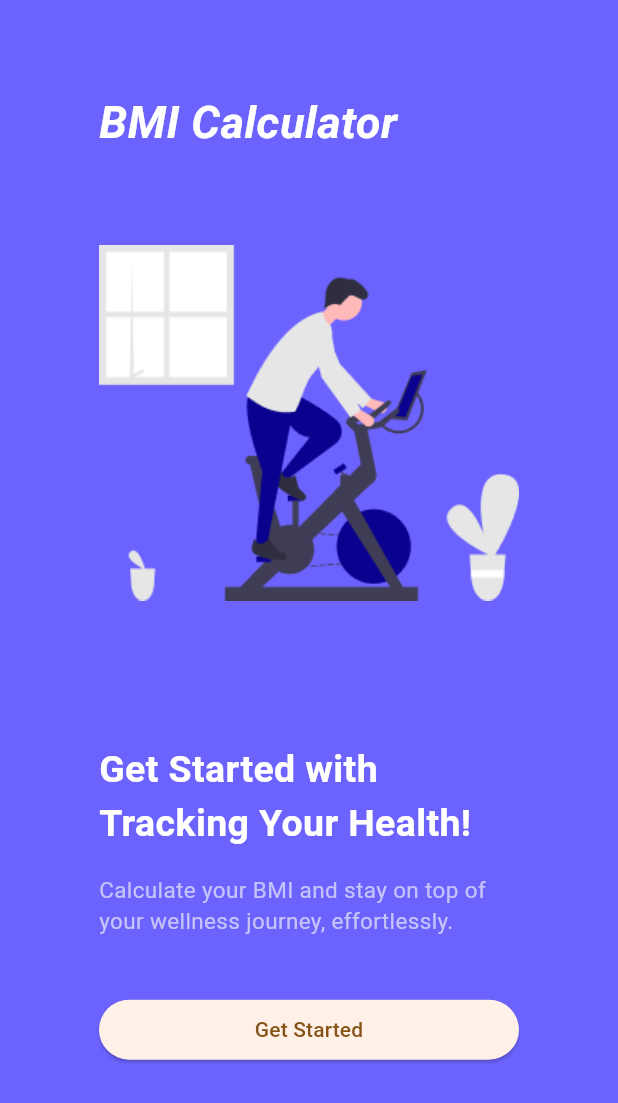
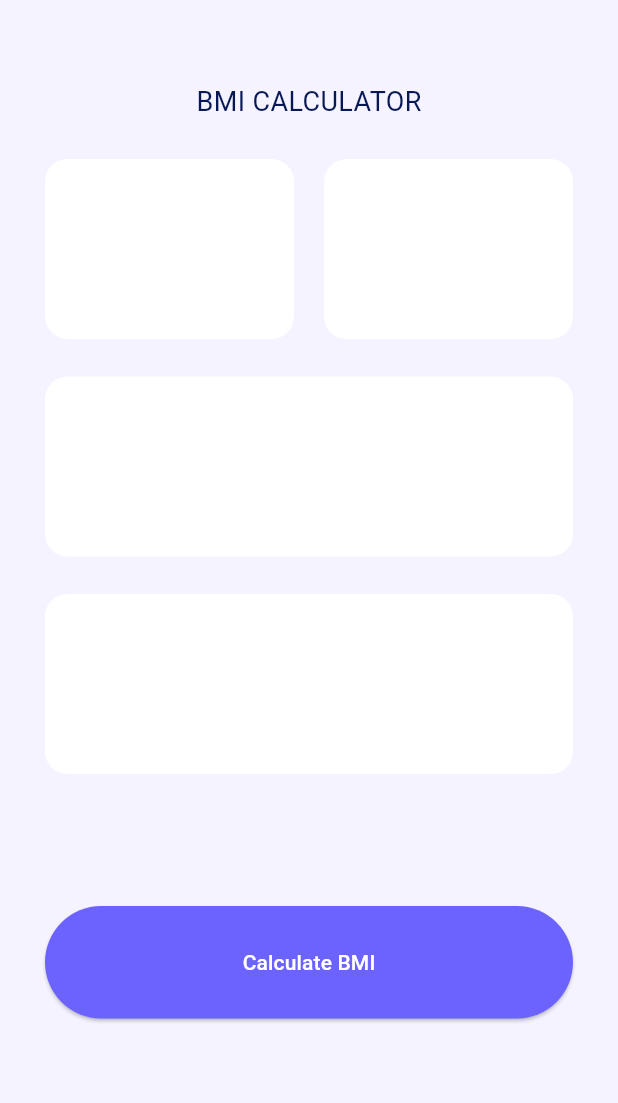
Before and after one commit to dudu020908/flutter_1, a Flutter app: the screen it shows after launch, after a tap on "Get Started", on a phone screen of 412 x 824 dp. Shown: the top 1103 px of the screen. Run offline on Flutter 3.47's test engine with Material 3 defaults, Android fonts, the phone set to English and light mode, and no system bars; our stand-ins replace go_router.

Commit message:
2025 0410 수업 커밋

```diff
--- /dev/null
+++ b/lib/app/router/app_route.dart
@@ -0,0 +1,5 @@
+enum AppRoute { start, main, result }
+
+extension AppRouteExtension on AppRoute {
+  String get toPath => '/$name';
+}
--- /dev/null
+++ b/lib/app/router/app_router.dart
@@ -0,0 +1,23 @@
+import 'package:daelim_2025/app/router/app_route.dart';
+import 'package:daelim_2025/presentation/main/main_screen.dart';
+import 'package:daelim_2025/presentation/result/result_screen.dart';
+import 'package:daelim_2025/presentation/start/start_screen.dart';
+import 'package:go_router/go_router.dart';
+
+final router = GoRouter(
+  initialLocation: AppRoute.start.toPath,
+  routes: [
+    GoRoute(
+      path: AppRoute.start.toPath,
+      builder: (context, state) => StartScreen(),
+    ),
+    GoRoute(
+      path: AppRoute.main.toPath,
+      builder: (context, state) => MainScreen(),
+    ),
+    GoRoute(
+      path: AppRoute.result.toPath,
+      builder: (context, state) => ResultScreen(),
+    ),
+  ],
+);
--- a/lib/main.dart
+++ b/lib/main.dart
@@ -1,4 +1,4 @@
-import 'package:daelim_2025/presentation/my_App.dart';
+import 'package:daelim_2025/presentation/my_app.dart';
 import 'package:flutter/material.dart';
 
 void main() {
--- a/lib/presentation/My_App.dart
+++ b/lib/presentation/My_App.dart
@@ -1,4 +1,4 @@
-import 'package:daelim_2025/presentation/start/start_screen.dart';
+import 'package:daelim_2025/app/router/app_router.dart';
 import 'package:flutter/material.dart';
 
 class MyApp extends StatelessWidget {
@@ -7,13 +7,13 @@ class MyApp extends StatelessWidget {
   // This widget is the root of your application.
   @override
   Widget build(BuildContext context) {
-    return MaterialApp(
+    return MaterialApp.router(
       debugShowCheckedModeBanner: false,
       title: 'Flutter Demo',
       theme: ThemeData(
         colorScheme: ColorScheme.fromSeed(seedColor: Colors.orange),
       ),
-      home: StartScreen(),
+      routerConfig: router,
     );
   }
 }
--- /dev/null
+++ b/lib/presentation/main/main_screen.dart
@@ -0,0 +1,74 @@
+import 'package:daelim_2025/app/router/app_route.dart';
+import 'package:flutter/material.dart';
+import 'package:go_router/go_router.dart';
+
+class MainScreen extends StatelessWidget {
+  MainScreen({super.key});
+  final _containerDecoration = BoxDecoration(
+    color: Colors.white,
+    borderRadius: BorderRadius.circular(15),
+  );
+  Widget _buildMainname() {
+    return Text(
+      'BMI CALCULATOR',
+      style: TextStyle(color: Color(0xFF081854), fontSize: 18),
+    );
+  }
+
+  Widget _buildContainer() {
+    return Container(height: 120, decoration: _containerDecoration);
+  }
+
+  Widget _buildMainButton(BuildContext context) {
+    return SizedBox(
+      width: double.infinity,
+      child: ElevatedButton(
+        onPressed: () => context.go(AppRoute.result.toPath),
+        style: ElevatedButton.styleFrom(
+          foregroundColor: Color(0xFFFFFFFF),
+          backgroundColor: Color(0xFF6C63FF),
+        ),
+        child: Text('Calculate BMI'),
+      ),
+    );
+  }
+
+  @override
+  Widget build(BuildContext context) {
+    return Scaffold(
+      backgroundColor: Color(0xFFF4F3FF),
+      body: SafeArea(
+        child: Padding(
+          padding: const EdgeInsets.only(left: 30, right: 30, bottom: 90),
+          /*  child: Container(
+            alignment: Alignment.center,
+            width: 280,
+            margin: const EdgeInsets.symmetric(horizontal: 30),*/
+          child: Column(
+            spacing: 25,
+            crossAxisAlignment: CrossAxisAlignment.center,
+            children: [
+              SizedBox(height: 30),
+              _buildMainname(),
+              Row(
+                spacing: 20,
+                children: [
+                  Expanded(child: _buildContainer()),
+                  Expanded(child: _buildContainer()),
+                ],
+              ),
+              _buildContainer(),
+              _buildContainer(),
+              SizedBox(height: 38),
+              SizedBox(
+                width: double.infinity,
+                height: 75,
+                child: _buildMainButton(context),
+              ),
+            ],
+          ),
+        ),
+      ),
+    );
+  }
+}
--- a/lib/presentation/start/start_screen.dart
+++ b/lib/presentation/start/start_screen.dart
@@ -1,7 +1,19 @@
+import 'package:daelim_2025/app/router/app_route.dart';
 import 'package:flutter/material.dart';
+import 'package:go_router/go_router.dart';
 
 class StartScreen extends StatelessWidget {
   const StartScreen({super.key});
+
+  final _title = 'Get Started with \nTracking Your Health!';
+  final _description =
+      'Calculate your BMI and stay on top of your wellness journey, effortlessly.';
+  TextStyle get _titleStyle => TextStyle(
+    color: Color(0xFFFFFFFF),
+    fontSize: 25,
+    fontWeight: FontWeight.bold,
+  );
+  TextStyle get _descStyle => TextStyle(color: Color(0xFFC6C3f9), fontSize: 15);
   //앱 이름
   Widget _buildAppname() {
     return Text(
@@ -19,34 +31,39 @@ class StartScreen extends StatelessWidget {
   Widget _buildImg() {
     return Image.asset('assets/images/bmi_bike.png');
   }
-
-  //타이틀
+  /*
   Widget _buildTitle() {
-    return Text(
-      'Get Started with \nTracking Your Health!',
-      style: TextStyle(
-        color: Color(0xFFFFFFFF),
-        fontSize: 25,
-        fontWeight: FontWeight.bold,
-      ),
-      textAlign: TextAlign.left,
-    );
+    return Text(_title, style: _titleStyle, textAlign: TextAlign.left);
   }
 
   //설명
   Widget _buildDescription() {
-    return Text(
-      'Calculate your BMI and stay on top of your wellness journey, effortlessly.',
-      style: TextStyle(color: Color(0xFFC6C3f9), fontSize: 15),
-      textAlign: TextAlign.left,
+    return Text(_description, style: _descStyle, textAlign: TextAlign.left);
+  }*/
+
+  //타이틀과 설명을 묶은 위젯
+  Widget _buildTitleDesc() {
+    return RichText(
+      text: TextSpan(
+        children: [
+          TextSpan(text: _title, style: _titleStyle),
+          TextSpan(text: '\n'),
+          WidgetSpan(child: SizedBox(height: 30)),
+          TextSpan(text: _description, style: _descStyle),
+        ],
+      ),
     );
   }
 
   //시작 버튼
-  Widget _buildStartButton() {
+  Widget _buildStartButton(BuildContext context) {
     return SizedBox(
       width: double.infinity,
-      child: ElevatedButton(onPressed: () {}, child: Text('Get Started')),
+      child: ElevatedButton(
+        onPressed: () => context.go(AppRoute.main.toPath),
+        style: ElevatedButton.styleFrom(foregroundColor: Color(0xFF081854)),
+        child: Text('Get Started'),
+      ),
     );
   }
 
@@ -64,18 +81,19 @@ class StartScreen extends StatelessWidget {
             margin: const EdgeInsets.symmetric(horizontal: 30),
 
             child: Column(
-              crossAxisAlignment: CrossAxisAlignment.start,
+              crossAxisAlignment: CrossAxisAlignment.center,
               children: [
                 SizedBox(height: 60),
                 _buildAppname(),
                 SizedBox(height: 60),
                 _buildImg(),
                 SizedBox(height: 95),
-                _buildTitle(),
+                _buildTitleDesc(),
+                /*_buildTitle(),
                 SizedBox(height: 15),
-                _buildDescription(),
+                _buildDescription(),*/
                 SizedBox(height: 38),
-                _buildStartButton(),
+                _buildStartButton(context),
               ],
             ),
           ),
--- a/pubspec.yaml
+++ b/pubspec.yaml
@@ -30,6 +30,8 @@ environment:
 dependencies:
   flutter:
     sdk: flutter
+
+  go_router: ^13.0.0
 
   # The following adds the Cupertino Icons font to your application.
   # Use with the CupertinoIcons class for iOS style icons.
```
Also changed, not shown: lib/presentation/result/result_screen.dart (added, +56 -0 lines), pubspec.lock.
